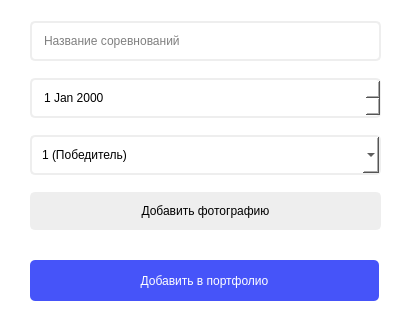
OCCCAS/Yandex, file ui/add_to_portfolio.ui: the form before one commit.
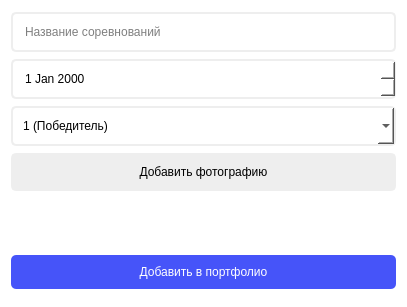
The form after the commit.

```diff
--- a/ui/add_to_portfolio.ui
+++ b/ui/add_to_portfolio.ui
@@ -6,8 +6,8 @@
    <rect>
     <x>0</x>
     <y>0</y>
-    <width>404</width>
-    <height>321</height>
+    <width>407</width>
+    <height>307</height>
    </rect>
   </property>
   <property name="windowTitle">
@@ -16,31 +16,6 @@
   <property name="styleSheet">
    <string notr="true">background-color: white;</string>
   </property>
-  <widget class="QLabel" name="lbl_error">
-   <property name="geometry">
-    <rect>
-     <x>10</x>
-     <y>170</y>
-     <width>67</width>
-     <height>17</height>
-    </rect>
-   </property>
-   <property name="styleSheet">
-    <string notr="true">color: red;</string>
-   </property>
-   <property name="text">
-    <string/>
-   </property>
-  </widget>
-  <widget class="QWidget" name="verticalLayoutWidget">
-   <property name="geometry">
-    <rect>
-     <x>30</x>
-     <y>10</y>
-     <width>351</width>
-     <height>233</height>
-    </rect>
-   </property>
    <layout class="QVBoxLayout" name="verticalLayout">
     <item>
      <widget class="QLineEdit" name="edit_competitions_name">
@@ -119,17 +94,24 @@
       </property>
      </widget>
     </item>
-   </layout>
-  </widget>
+   <item>
+    <widget class="QLabel" name="lbl_error">
+     <property name="maximumSize">
+      <size>
+       <width>16777215</width>
+       <height>50</height>
+      </size>
+     </property>
+     <property name="styleSheet">
+      <string notr="true">color: red;</string>
+     </property>
+     <property name="text">
+      <string/>
+     </property>
+    </widget>
+   </item>
+   <item>
   <widget class="QPushButton" name="btn_add_to_portfolio">
-   <property name="geometry">
-    <rect>
-     <x>30</x>
-     <y>260</y>
-     <width>349</width>
-     <height>41</height>
-    </rect>
-   </property>
    <property name="styleSheet">
     <string notr="true">padding: 10px;
 background-color: #4654f9;
@@ -142,6 +124,8 @@
     <string>Добавить в портфолио</string>
    </property>
   </widget>
+   </item>
+  </layout>
  </widget>
  <resources/>
  <connections/>
```
Lines whose indentation alone changed are shown as unchanged.
